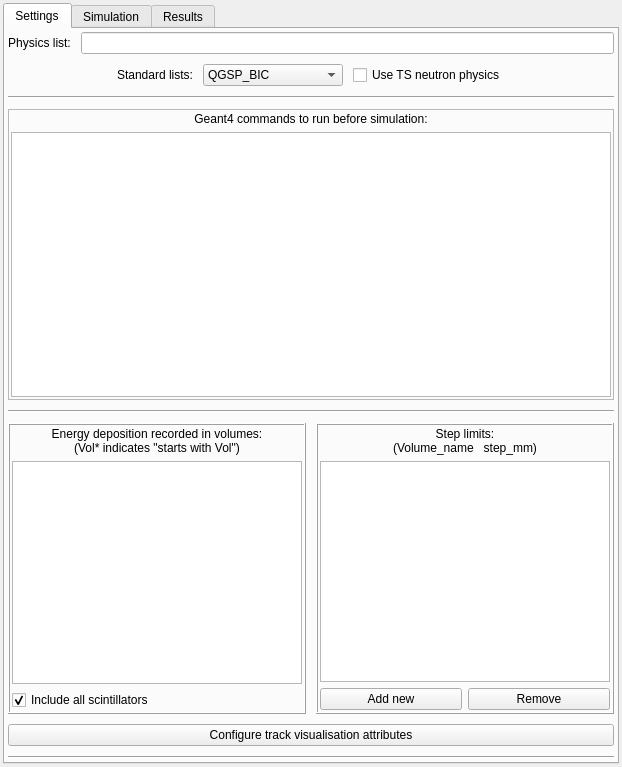
Qt form ants3bundle/src/ants3/gui/particleSim/aparticlesimwin.ui (andrmor/ANTS3bundle) before a commit.
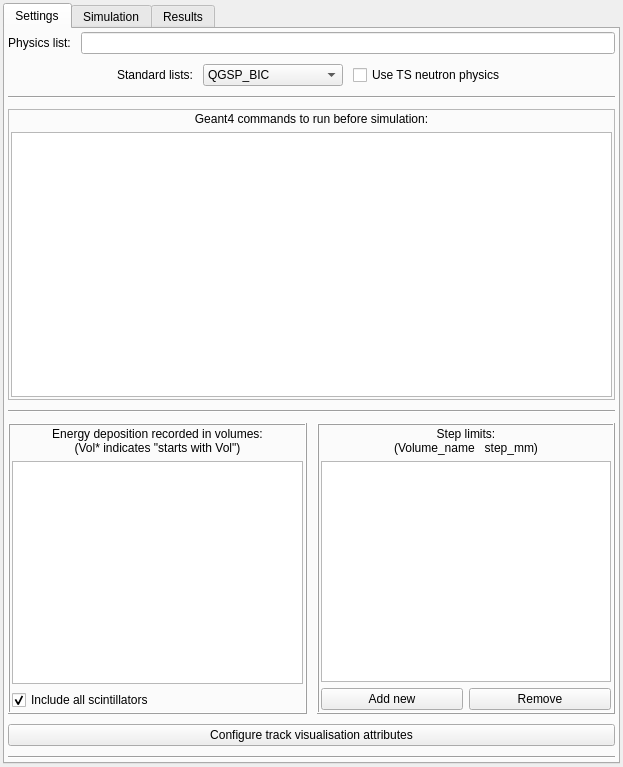
The same form after that commit. The open tabs and pages were chosen to show the change. Icons and pictures are not drawn.

What changed in the file:
```diff
--- a/ants3bundle/src/ants3/gui/particleSim/aparticlesimwin.ui
+++ b/ants3bundle/src/ants3/gui/particleSim/aparticlesimwin.ui
@@ -6,7 +6,7 @@
    <rect>
     <x>0</x>
     <y>0</y>
-    <width>622</width>
+    <width>623</width>
     <height>767</height>
    </rect>
   </property>
```
Left out of the diff: 4 changed lines with no effect on the pictures.
